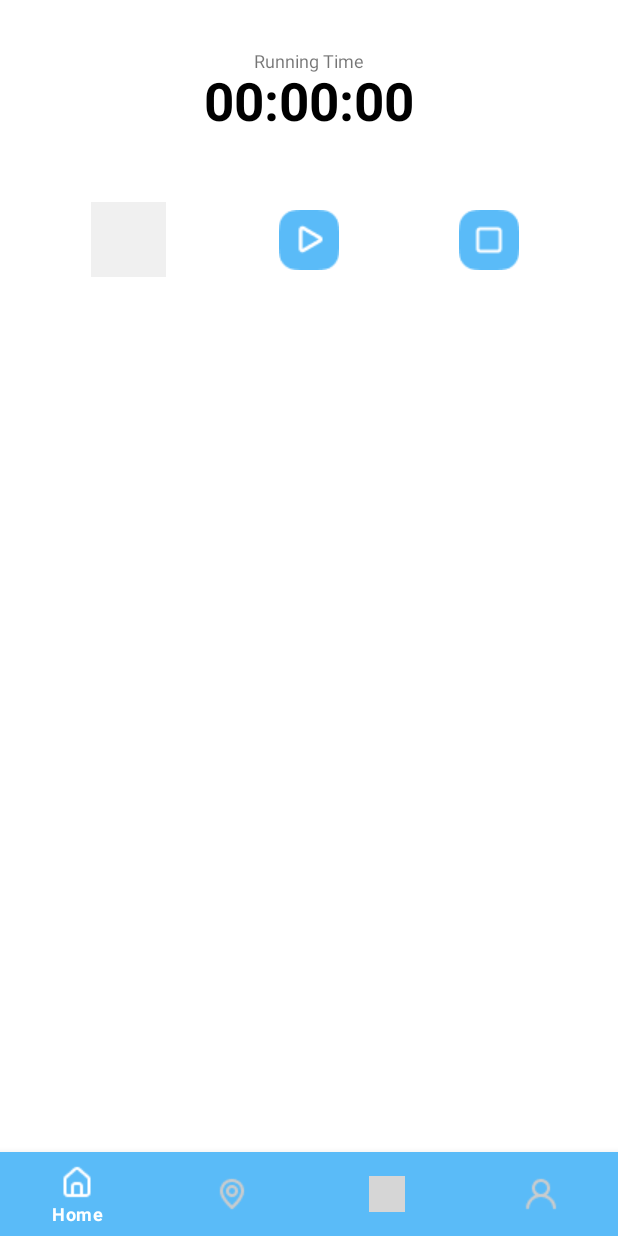
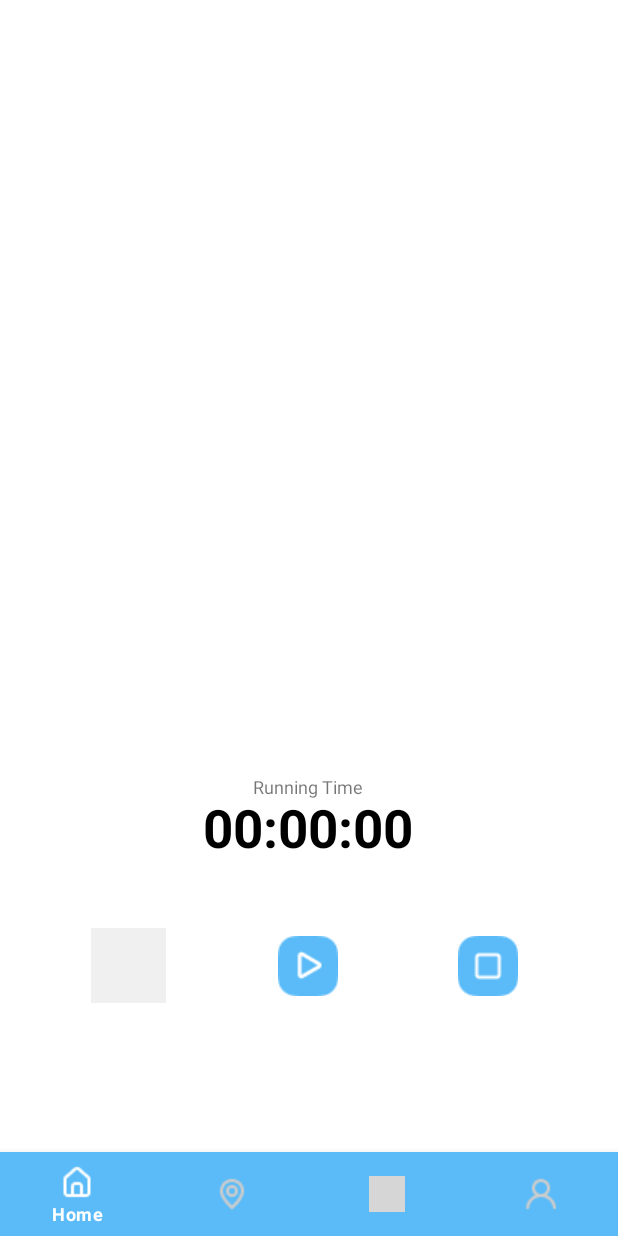
Before and after one commit to Younggeun97/withMeApp, an Android app: the MainActivity screen opened directly, with no data from a screen before it, on a phone screen of 412 x 824 dp. Run offline under Robolectric (Android 15) with nearby library versions, the light colour scheme and no system bars; our stand-ins replace data binding, navigation-ui; grey boxes are pictures that could not be loaded.

Commit message:
YGO_editing

```diff
--- a/app/src/main/res/layout/fragment_home.xml
+++ b/app/src/main/res/layout/fragment_home.xml
@@ -6,10 +6,12 @@
     android:layout_height="match_parent"
     tools:context=".HomeFragment">
 
+
     <FrameLayout
-        android:layout_width="match_parent"
+        android:layout_width="350dp"
         android:layout_height="200dp"
-        android:layout_marginBottom="200dp"
+        android:layout_gravity="center"
+        android:layout_marginTop="200dp"
         android:background="@drawable/main_roundrectangle"
         app:layout_constraintBottom_toTopOf="@+id/navigationView"
         app:layout_constraintEnd_toEndOf="parent"
@@ -40,8 +42,8 @@
             android:id="@+id/runtime"
             android:layout_width="wrap_content"
             android:layout_height="39dp"
+            android:layout_gravity="center|top"
             android:layout_marginTop="20dp"
-            android:layout_gravity="center|top"
             android:gravity="center"
             android:text="Running Time"
             android:textSize="12sp" />
@@ -57,10 +59,6 @@
             android:text=""
             android:textColor="#000" />
 
-
-
-    </FrameLayout>
-
         <TextView
             android:id="@+id/timeView"
             android:layout_width="match_parent"
@@ -75,4 +73,8 @@
             tools:layout_editor_absoluteX="0dp"
             tools:layout_editor_absoluteY="321dp" />
 
+
     </FrameLayout>
+
+
+</FrameLayout>
```
Also changed, not shown: app/src/main/java/com/example/withmeapp/MainActivity.kt (+14 -0 lines). Lines whose indentation alone changed are shown as unchanged.
